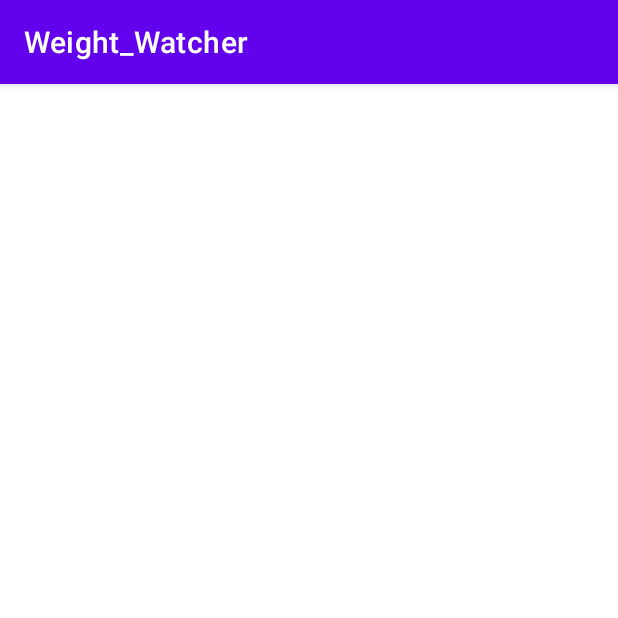
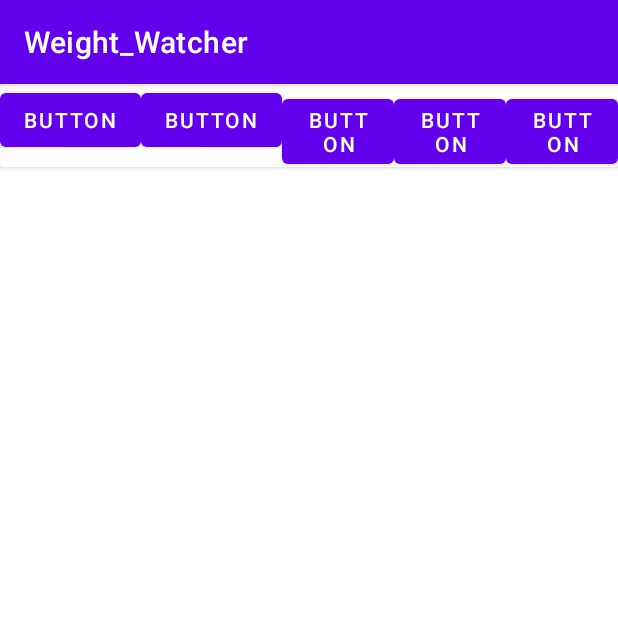
Before and after one commit to RyanMeaux1990/RyanMeaux1990.github.io, an Android app: the ChartView screen opened directly, with no data from a screen before it, on a phone screen of 412 x 824 dp, the top half of it. Run offline under Robolectric (Android 15) with nearby library versions, the light colour scheme and no system bars; libraries missing offline, so code that uses them is left out: com.github.mikephil.charting; 9 statements that could not run were skipped.

Commit message:
Data mining is complete

```diff
--- a/app/src/main/java/com/example/weight_watcher/Controllers/Charts/Barchart.java
+++ b/app/src/main/java/com/example/weight_watcher/Controllers/Charts/Barchart.java
@@ -1,11 +1,14 @@
 package com.example.weight_watcher.Controllers.Charts;
 
 import android.content.Context;
+import android.database.Cursor;
+import android.util.Log;
 import android.view.View;
 import android.widget.SeekBar;
 import android.widget.TextView;
 
 import com.example.weight_watcher.Model.Database.Cursors.Users_Weight_DB_Results;
+import com.example.weight_watcher.R;
 import com.github.mikephil.charting.charts.BarChart;
 import com.github.mikephil.charting.charts.LineChart;
 import com.github.mikephil.charting.data.BarData;
@@ -24,6 +27,7 @@ public class Barchart {
     public Users_Weight_DB_Results[] data;
     private View ChartView;
     public BarChart lineChart;
+    Float month;
     LocalDate date;
     double weight;
     double neck;
@@ -31,15 +35,16 @@ public class Barchart {
     double biceps;
     double waist;
     double legs;
+    Cursor chartData;
+
     List<BarEntry> entries;
     private Object result;
 
-    public Barchart(Users_Weight_DB_Results[] ChartData, View charView, Context context){
+    public Barchart(Cursor data, View charView, Context context){
 
-        data = ChartData;
+        chartData = data;
         ChartView = charView;
         lineChart = new BarChart(context);
-
         GetData();
     }
 
@@ -47,34 +52,43 @@ public class Barchart {
 
         entries = new ArrayList<BarEntry>();
 
-        for(int i = 0; i < data.length; ++i){
 
-            Users_Weight_DB_Results result = data[i];
-            FormatData(result);
+        for(int i = 0; i < chartData.getCount(); ++i){
 
-            BarEntry nextEntry = new BarEntry(i, (float) biceps);
+            Users_Weight_DB_Results result = new Users_Weight_DB_Results(chartData);            FormatData(result);
+            chartData.moveToPosition(i);
+            String extracted = chartData.getString(4);
 
+
+            BarEntry nextEntry = new BarEntry(i, Float.valueOf(extracted));
+            Log.v("Chart Date",result.currentWeight);
             entries.add(nextEntry);
-            BarDataSet dataSet = new BarDataSet(entries, "Biceps"); // add entries to dataset
-            dataSet.setColor(0);
-            dataSet.setValueTextColor(5);
+            BarDataSet dataSet = new BarDataSet(entries, "Weight"); // add entries to dataset
+            dataSet.setColor(R.color.purple_700);
+
+
 
             BarData lineData = new BarData(dataSet);
             lineChart.setData(lineData);
-            lineChart.invalidate(); // refresh
+            lineChart.setAutoScaleMinMaxEnabled(true);
+
+                chartData.moveToPosition(i);
 
 
         }
 
-        lineChart.setBackgroundColor(8735);
-        lineChart.setMaxVisibleValueCount(10);
+        lineChart.setDrawBarShadow(true);
+
+        lineChart.setY(0);
+
+        lineChart.setDrawValueAboveBar(false);
         lineChart.invalidate();
     }
 
 private void FormatData(Users_Weight_DB_Results result){
-       /*
-        String month = String.valueOf(result.date.substring(0,1));
-        Log.v
+
+        month = Float.valueOf(result.date.substring(0,1));
+       /* Log.v
         if(String.valueOf(month.charAt(0)) == "0"){
             month = String.valueOf(month.charAt(1));
         }
--- a/app/src/main/java/com/example/weight_watcher/Model/Database/Cursors/Users_Database_Results.java
+++ b/app/src/main/java/com/example/weight_watcher/Model/Database/Cursors/Users_Database_Results.java
@@ -19,7 +19,6 @@ public class Users_Database_Results {
         getLastUserEntry();
 
     }
-
     //Gets the last entry
     public void getLastUserEntry() {
 
--- a/app/src/main/java/com/example/weight_watcher/Model/Database/Cursors/Users_Weight_DB_Results.java
+++ b/app/src/main/java/com/example/weight_watcher/Model/Database/Cursors/Users_Weight_DB_Results.java
@@ -4,6 +4,7 @@ Returned results of the Weight Database
  */
 
 import android.database.Cursor;
+import android.util.Log;
 
 public class Users_Weight_DB_Results {
     private Cursor cursor;
@@ -26,6 +27,8 @@ public class Users_Weight_DB_Results {
         if(cursor.isLast() == false){
             cursor.moveToLast();
         }
+        int bis = currentCursor.getColumnIndex("biceps");
+
          getResult();
 
     }
@@ -70,6 +73,8 @@ public class Users_Weight_DB_Results {
         waist = cursor.getDouble(10);
         leg = cursor.getDouble(11);
 
+        Log.v("Results",String.valueOf(initialWeight));
+
     }
 
     //Returns the last entry within the Cursor
--- a/app/src/main/java/com/example/weight_watcher/views/ChartView.java
+++ b/app/src/main/java/com/example/weight_watcher/views/ChartView.java
@@ -1,19 +1,18 @@
 package com.example.weight_watcher.views;
 
+import android.database.Cursor;
 import android.os.Bundle;
 import android.view.View;
-import android.widget.AdapterView;
+import android.widget.LinearLayout;
 
 import androidx.appcompat.app.AppCompatActivity;
-import androidx.constraintlayout.widget.ConstraintLayout;
 
 import com.example.weight_watcher.Controllers.Charts.Barchart;
 import com.example.weight_watcher.Controllers.Database.Weight_Database_Controller;
-import com.example.weight_watcher.Model.Database.Cursors.Users_Weight_DB_Results;
 import com.example.weight_watcher.Model.SharedPref.Preferences;
 import com.example.weight_watcher.R;
 
-public class ChartView extends AppCompatActivity implements AdapterView.OnItemSelectedListener {
+public class ChartView extends AppCompatActivity{
 
 Weight_Database_Controller weightDB;
 Preferences preferences;
@@ -27,46 +26,20 @@ String email;
 
         setContentView(R.layout.data_mining_view);
 
-        Preferences preferences = new Preferences(this.getApplicationContext());
+        Preferences preferences = new Preferences(this);
         email = preferences.getString("User");
 
-        weightDB = new Weight_Database_Controller(this.getApplicationContext());
-/*
-        Spinner spinner = findViewById(R.id.textSpinner);
-        ArrayAdapter<CharSequence> adapter = ArrayAdapter.createFromResource(this,R.array.measurement_values, android.R.layout.simple_spinner_dropdown_item);
-        adapter.setDropDownViewResource(android.R.layout.simple_spinner_dropdown_item);
-        spinner.setAdapter(adapter);
-        spinner.setOnItemSelectedListener(this);
-*/
+        weightDB = new Weight_Database_Controller(this);
 
-        Users_Weight_DB_Results[] chartData = this.weightDB.GetChartData(email);
+        Cursor chartData = weightDB.GetChartData(email);
 
-        View chartView = findViewById(R.id.chartView);
+        View chartView = findViewById(R.id.chartSubView);
         Barchart barChart = new Barchart(chartData,chartView,this);
 
+        LinearLayout mainLayout = (LinearLayout)findViewById(R.id.chartView);
 
-        ConstraintLayout rl = (ConstraintLayout) chartView;
         this.setContentView(barChart.lineChart);
-
-
 
     }
 
-    @Override
-    public void onItemSelected(AdapterView<?> parent, View view, int position, long id) {
-        String selected = parent.getItemAtPosition(position).toString();
-
-    }
-
-    @Override
-    public void onNothingSelected(AdapterView<?> parent) {
-
-    }
-
-
-    private void CreateChart(Users_Weight_DB_Results[] ChartData){
-
-
-
-    }
 }
--- a/app/src/main/res/layout/data_mining_view.xml
+++ b/app/src/main/res/layout/data_mining_view.xml
@@ -1,8 +1,61 @@
 <?xml version="1.0" encoding="utf-8"?>
-<androidx.constraintlayout.widget.ConstraintLayout xmlns:android="http://schemas.android.com/apk/res/android"
+<LinearLayout xmlns:android="http://schemas.android.com/apk/res/android"
     xmlns:app="http://schemas.android.com/apk/res-auto"
     xmlns:tools="http://schemas.android.com/tools"
     android:id="@+id/chartView"
     android:layout_width="match_parent"
     android:layout_height="match_parent"
-    tools:layout_editor_absoluteY="81dp"/>
+    android:orientation="vertical" >
+
+    <androidx.cardview.widget.CardView
+        android:layout_width="match_parent"
+        android:layout_height="wrap_content">
+
+        <LinearLayout
+            android:id="@+id/buttonHolder"
+            android:layout_width="match_parent"
+            android:layout_height="match_parent"
+            android:orientation="horizontal">
+
+            <Button
+                android:id="@+id/button"
+                android:layout_width="wrap_content"
+                android:layout_height="wrap_content"
+                android:text="Button" />
+
+            <Button
+                android:id="@+id/button2"
+                android:layout_width="wrap_content"
+                android:layout_height="wrap_content"
+                android:text="Button" />
+
+            <Button
+                android:id="@+id/button3"
+                android:layout_width="wrap_content"
+                android:layout_height="wrap_content"
+                android:layout_weight="1"
+                android:text="Button" />
+
+            <Button
+                android:id="@+id/button4"
+                android:layout_width="wrap_content"
+                android:layout_height="wrap_content"
+                android:layout_weight="1"
+                android:text="Button" />
+
+            <Button
+                android:id="@+id/button5"
+                android:layout_width="wrap_content"
+                android:layout_height="wrap_content"
+                android:layout_weight="1"
+                android:text="Button" />
+        </LinearLayout>
+
+    </androidx.cardview.widget.CardView>
+
+    <LinearLayout
+        android:id="@+id/chartSubView"
+        android:layout_width="match_parent"
+        android:layout_height="match_parent"
+        android:orientation="vertical"></LinearLayout>
+</LinearLayout>
```
Also changed, not shown: app/src/main/java/com/example/weight_watcher/Controllers/Database/Weight_Database_Controller.java (+17 -23 lines), app/src/main/java/com/example/weight_watcher/Controllers/User_Input/User_Input.java (+2 -10 lines).
